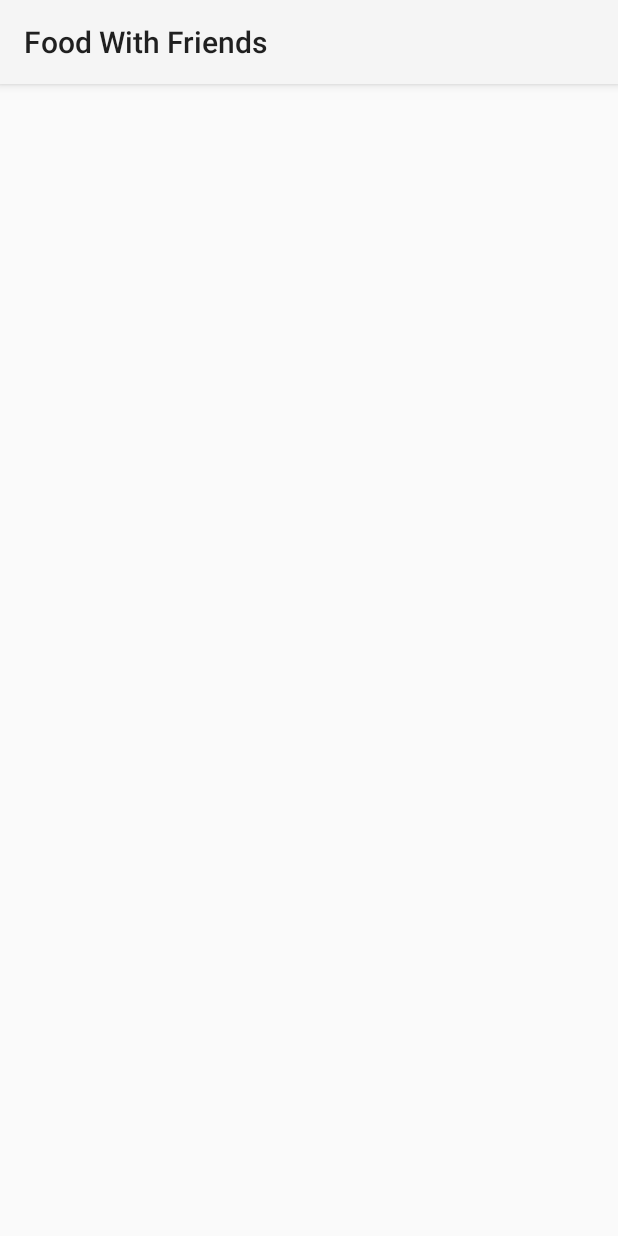
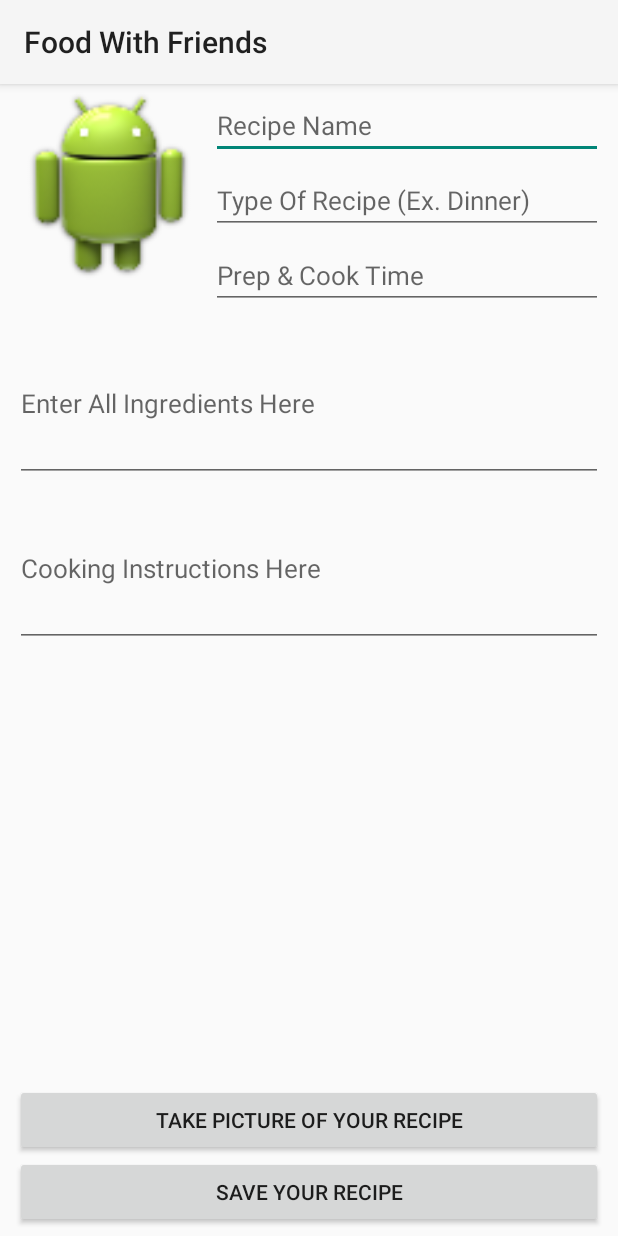
Before and after one commit to kkauck/ADP2, an Android app: the layout create_recipe_frag.xml on its own in the app's theme, with its tools: preview values and no code run, on a phone screen of 412 x 824 dp. Run offline under Robolectric (Android 15) with nearby library versions, the phone set to English and light mode, and no system bars.

Commit message:
Update 11/10/14
First Major Update of Week 2 - Have Create Recipe UI Completed, Camera
Intent Working, And Saving Image To Parse Working

```diff
--- a/FoodWithFriends/app/src/main/AndroidManifest.xml
+++ b/FoodWithFriends/app/src/main/AndroidManifest.xml
@@ -4,6 +4,11 @@
 
     <uses-permission android:name="android.permission.INTERNET" />
     <uses-permission android:name="android.permission.ACCESS_NETWORK_STATE" />
+    <uses-permission android:name="android.permission.WRITE_EXTERNAL_STORAGE" />
+    <uses-permission android:name="android.permission.READ_EXTERNAL_STORAGE" />
+    <uses-feature android:glEsVersion="0x00020000" android:required="true" />
+    <uses-feature android:name="android.hardware.Camera"
+        android:required="true" />
 
     <application
         android:allowBackup="true"
--- /dev/null
+++ b/FoodWithFriends/app/src/main/java/com/example/kyle/foodwithfriends/CreateRecipeFragment.java
@@ -0,0 +1,4 @@
+package com.example.kyle.foodwithfriends;
+
+public class CreateRecipeFragment {
+}
--- a/FoodWithFriends/app/src/main/res/layout/create_recipe_frag.xml
+++ b/FoodWithFriends/app/src/main/res/layout/create_recipe_frag.xml
@@ -4,4 +4,136 @@
     android:orientation="vertical" android:layout_width="match_parent"
     android:layout_height="match_parent">
 
+    <RelativeLayout
+        android:layout_width="match_parent"
+        android:layout_height="wrap_content"
+        android:layout_marginLeft="10dp"
+        android:layout_marginTop="5dp"
+        android:layout_marginRight="10dp"
+        android:nestedScrollingEnabled="false">
+
+        <ImageView
+            android:layout_width="125dp"
+            android:layout_height="125dp"
+            android:id="@+id/createRecipeImage"
+            android:background="@drawable/ic_launcher" />
+
+        <EditText
+            android:layout_width="wrap_content"
+            android:layout_height="wrap_content"
+            android:id="@+id/createRecipeName"
+            android:layout_alignParentTop="true"
+            android:layout_alignParentRight="true"
+            android:layout_alignParentEnd="true"
+            android:layout_toRightOf="@+id/createRecipeImage"
+            android:layout_toEndOf="@+id/createRecipeImage"
+            android:layout_marginLeft="5dp"
+            android:hint="@string/recipeName"
+            android:textSize="17sp" />
+
+        <EditText
+            android:layout_width="wrap_content"
+            android:layout_height="wrap_content"
+            android:id="@+id/createRecipeType"
+            android:layout_below="@+id/createRecipeName"
+            android:layout_toRightOf="@+id/createRecipeImage"
+            android:layout_toEndOf="@+id/createRecipeImage"
+            android:layout_alignParentRight="true"
+            android:layout_alignParentEnd="true"
+            android:layout_marginLeft="5dp"
+            android:layout_marginTop="5dp"
+            android:hint="@string/recipeType"
+            android:textSize="17sp" />
+
+        <EditText
+            android:layout_width="wrap_content"
+            android:layout_height="wrap_content"
+            android:id="@+id/createRecipeTime"
+            android:layout_below="@+id/createRecipeType"
+            android:layout_alignParentRight="true"
+            android:layout_alignParentEnd="true"
+            android:layout_marginTop="5dp"
+            android:layout_toRightOf="@+id/createRecipeImage"
+            android:layout_toEndOf="@+id/createRecipeImage"
+            android:layout_marginLeft="5dp"
+            android:hint="@string/recipeTime"
+            android:textSize="17sp" />
+    </RelativeLayout>
+
+    <RelativeLayout
+        android:layout_width="match_parent"
+        android:layout_height="wrap_content"
+        android:layout_marginLeft="10dp"
+        android:layout_marginRight="10dp"
+        android:layout_marginTop="5dp"
+        android:nestedScrollingEnabled="true">
+
+        <EditText
+            android:layout_width="match_parent"
+            android:layout_height="wrap_content"
+            android:inputType="textMultiLine"
+            android:lines="4"
+            android:scrollbars="vertical"
+            android:ems="10"
+            android:id="@+id/createRecipeIngredients"
+            android:layout_marginTop="5dp"
+            android:hint="@string/recipeIngredients"
+            android:textSize="17sp" />
+    </RelativeLayout>
+
+    <RelativeLayout
+        android:layout_width="match_parent"
+        android:layout_height="wrap_content"
+        android:layout_marginLeft="10dp"
+        android:layout_marginRight="10dp"
+        android:layout_marginTop="5dp">
+
+        <EditText
+            android:layout_width="wrap_content"
+            android:layout_height="wrap_content"
+            android:inputType="textMultiLine"
+            android:lines="4"
+            android:scrollbars="vertical"
+            android:ems="10"
+            android:id="@+id/createRecipeInstructions"
+            android:layout_alignParentRight="true"
+            android:layout_alignParentEnd="true"
+            android:layout_alignParentLeft="true"
+            android:layout_alignParentStart="true"
+            android:hint="@string/recipeInstructions"
+            android:nestedScrollingEnabled="true"
+            android:textSize="17sp" />
+    </RelativeLayout>
+
+    <RelativeLayout
+        android:layout_width="match_parent"
+        android:layout_height="wrap_content"
+        android:layout_marginLeft="10dp"
+        android:layout_marginRight="10dp"
+        android:layout_marginBottom="5dp"
+        android:layout_marginTop="5dp">
+
+        <Button
+            android:layout_width="wrap_content"
+            android:layout_height="wrap_content"
+            android:text="@string/saveNewRecipe"
+            android:id="@+id/saveNewRecipe"
+            android:layout_alignParentBottom="true"
+            android:layout_alignParentLeft="true"
+            android:layout_alignParentStart="true"
+            android:layout_alignParentRight="true"
+            android:layout_alignParentEnd="true" />
+
+        <Button
+            android:layout_width="wrap_content"
+            android:layout_height="wrap_content"
+            android:text="@string/takePicture"
+            android:id="@+id/takePicture"
+            android:layout_above="@+id/saveNewRecipe"
+            android:layout_alignParentLeft="true"
+            android:layout_alignParentStart="true"
+            android:layout_alignParentRight="true"
+            android:layout_alignParentEnd="true" />
+    </RelativeLayout>
+
 </LinearLayout>
--- a/FoodWithFriends/app/src/main/res/layout/create_recipe_main.xml
+++ b/FoodWithFriends/app/src/main/res/layout/create_recipe_main.xml
@@ -2,7 +2,6 @@
 
 <LinearLayout xmlns:android="http://schemas.android.com/apk/res/android"
     android:orientation="vertical" android:layout_width="match_parent"
-    android:layout_height="match_parent"
-    android:background="#ff3fff61">
+    android:layout_height="match_parent">
 
 </LinearLayout>
--- a/FoodWithFriends/app/src/main/res/values/strings.xml
+++ b/FoodWithFriends/app/src/main/res/values/strings.xml
@@ -9,5 +9,12 @@
     <string name="createEmail">Please Enter Email Here</string>
     <string name="searchHint">Search For Recipe</string>
     <string name="searchButton">Search</string>
+    <string name="recipeName">Recipe Name</string>
+    <string name="recipeType">Type Of Recipe (Ex. Dinner)</string>
+    <string name="recipeTime">Prep &amp; Cook Time</string>
+    <string name="recipeIngredients">Enter All Ingredients Here</string>
+    <string name="recipeInstructions">Cooking Instructions Here</string>
+    <string name="saveNewRecipe">Save Your Recipe</string>
+    <string name="takePicture">Take Picture Of Your Recipe</string>
 
 </resources>
```
Also changed, not shown: FoodWithFriends/app/src/main/java/com/example/kyle/foodwithfriends/CreateRecipe.java (+153 -0 lines).
